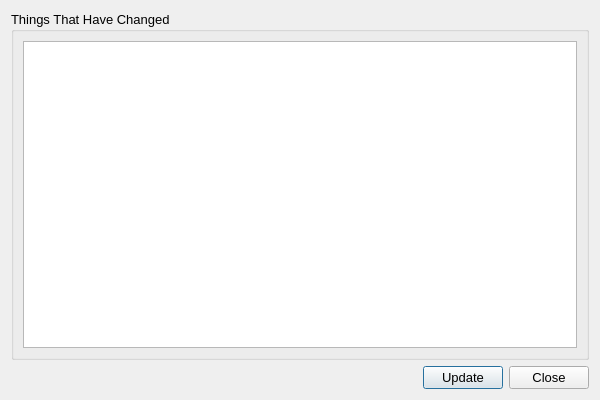
jjsmall009/mangecko, file mangecko/views/ui_files/update_dialog.ui: the form before one commit.
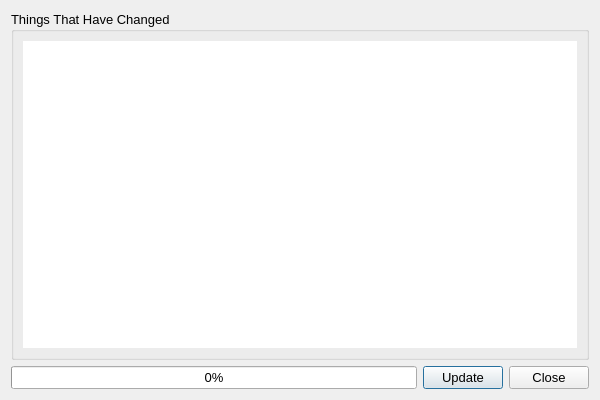
The form after the commit.

What changed in the file:
```diff
--- a/mangecko/views/ui_files/update_dialog.ui
+++ b/mangecko/views/ui_files/update_dialog.ui
@@ -56,7 +56,11 @@
          </property>
          <layout class="QHBoxLayout" name="horizontalLayout_3">
           <item>
-           <widget class="QListWidget" name="list_widget"/>
+           <widget class="QListWidget" name="list_widget">
+            <property name="frameShape">
+             <enum>QFrame::NoFrame</enum>
+            </property>
+           </widget>
           </item>
          </layout>
         </widget>
@@ -68,17 +72,11 @@
    <item>
     <layout class="QHBoxLayout" name="horizontalLayout">
      <item>
-      <spacer name="horizontalSpacer">
-       <property name="orientation">
-        <enum>Qt::Horizontal</enum>
+      <widget class="QProgressBar" name="progressBar">
+       <property name="value">
+        <number>0</number>
        </property>
-       <property name="sizeHint" stdset="0">
-        <size>
-         <width>40</width>
-         <height>20</height>
-        </size>
-       </property>
-      </spacer>
+      </widget>
      </item>
      <item>
       <widget class="QPushButton" name="update_button">
```
